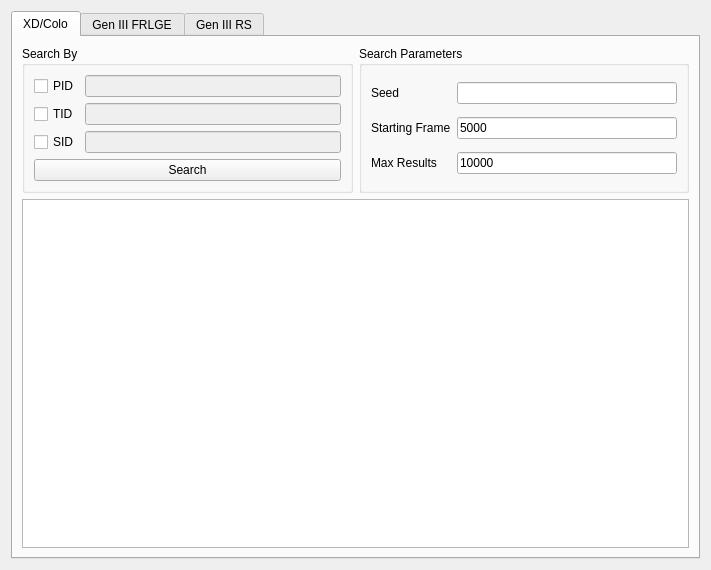
Before: the Qt Designer form Forms/Gen3/IDs3.ui in Admiral-Fish/PokeFinder, drawn with Qt 5.
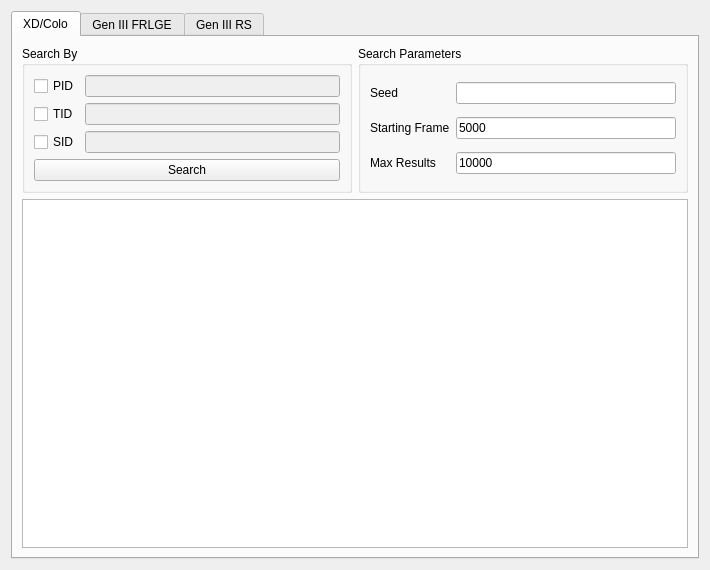
After: the same form once the commit is applied. Custom widgets are drawn as their Qt base class.

What changed in the file:
```diff
--- a/Forms/Gen3/IDs3.ui
+++ b/Forms/Gen3/IDs3.ui
@@ -6,7 +6,7 @@
    <rect>
     <x>0</x>
     <y>0</y>
-    <width>711</width>
+    <width>710</width>
     <height>570</height>
    </rect>
   </property>
@@ -16,12 +16,6 @@
     <height>570</height>
    </size>
   </property>
-  <property name="maximumSize">
-   <size>
-    <width>16777215</width>
-    <height>16777215</height>
-   </size>
-  </property>
   <property name="windowTitle">
    <string>Gen 3 TID\SID</string>
   </property>
```
